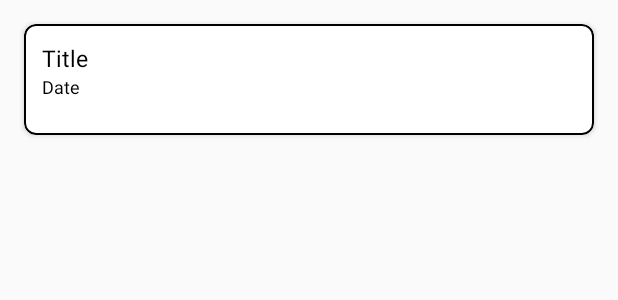
After one commit to mohamed-shaar/NewsHub, an Android app: the layout item_news.xml on its own in the app's theme, with its tools: preview values and no code run, on a phone screen of 412 x 824 dp. The commit adds this screen. Shown: the top 300 px of the screen. Run offline under Robolectric (Android 15) with nearby library versions, the phone set to English and light mode, and no system bars.

Commit message:
added recycler view for news items

```diff
--- a/app/build.gradle
+++ b/app/build.gradle
@@ -29,7 +29,10 @@ dependencies {
     implementation 'com.squareup.retrofit2:retrofit:2.6.2'
     implementation 'com.squareup.retrofit2:converter-gson:2.6.2'
     implementation 'com.android.support:design:28.0.0'
-    implementation 'androidx.legacy:legacy-support-v4:1.0.0'
+    implementation 'com.google.android.material:material:1.0.0'
+    implementation 'androidx.recyclerview:recyclerview:1.0.0'
+    implementation 'com.squareup.picasso:picasso:2.71828'
+    implementation 'com.github.bumptech.glide:glide:4.9.0'
     testImplementation 'junit:junit:4.12'
     androidTestImplementation 'androidx.test.ext:junit:1.1.1'
     androidTestImplementation 'androidx.test.espresso:espresso-core:3.2.0'
--- /dev/null
+++ b/app/src/main/res/layout/item_news.xml
@@ -0,0 +1,48 @@
+<?xml version="1.0" encoding="utf-8"?>
+<com.google.android.material.card.MaterialCardView xmlns:android="http://schemas.android.com/apk/res/android"
+    xmlns:app="http://schemas.android.com/apk/res-auto"
+    android:layout_width="match_parent"
+    android:layout_height="wrap_content"
+    android:layout_margin="16dp"
+    app:cardCornerRadius="8dp"
+    app:strokeColor="@color/black"
+    app:strokeWidth="1dp">
+
+    <RelativeLayout
+        android:layout_width="match_parent"
+        android:layout_height="match_parent"
+        android:padding="12dp">
+
+        <TextView
+            android:id="@+id/tv_news_title"
+            android:layout_width="wrap_content"
+            android:layout_height="wrap_content"
+            android:layout_alignParentStart="true"
+            android:layout_alignParentTop="true"
+            android:layout_toStartOf="@+id/iv_news"
+            android:text="@string/title"
+            android:textColor="@color/black"
+            android:textSize="15sp" />
+
+        <TextView
+            android:id="@+id/tv_news_date"
+            android:layout_width="wrap_content"
+            android:layout_height="wrap_content"
+            android:layout_below="@+id/tv_news_title"
+            android:layout_alignParentStart="true"
+            android:layout_toStartOf="@id/iv_news"
+            android:text="@string/date"
+            android:textColor="@color/black"
+            android:textSize="12sp" />
+
+        <ImageView
+            android:id="@+id/iv_news"
+            android:layout_width="50dp"
+            android:layout_height="50dp"
+            android:layout_alignParentEnd="true"
+            android:contentDescription="@string/an_image_included_with_the_news_article" />
+
+
+    </RelativeLayout>
+
+</com.google.android.material.card.MaterialCardView>
--- a/app/src/main/res/values/colors.xml
+++ b/app/src/main/res/values/colors.xml
@@ -3,4 +3,5 @@
     <color name="colorPrimary">#0289B2</color>
     <color name="colorPrimaryDark">#E0E0E0</color>
     <color name="colorAccent">#D81B60</color>
+    <color name="black">#000000</color>
 </resources>
--- a/app/src/main/res/values/strings.xml
+++ b/app/src/main/res/values/strings.xml
@@ -6,4 +6,16 @@
 
     <!-- TODO: Remove or change this placeholder text -->
     <string name="hello_blank_fragment">Hello blank fragment</string>
+    <string name="title">Title</string>
+    <string name="an_image_included_with_the_news_article">An image included with the news article</string>
+    <string name="date">Date</string>
+    <string-array name="category">
+        <item>business</item>
+        <item>entertainment</item>
+        <item>general</item>
+        <item>health</item>
+        <item>science</item>
+        <item>sports</item>
+        <item>technology</item>
+    </string-array>
 </resources>
```
Also changed, not shown: app/src/main/java/com/example/newshub/MainActivity.java (+8 -8 lines), app/src/main/java/com/example/newshub/adapter/NewsAdapter.java (added, +74 -0 lines), app/src/main/java/com/example/newshub/fragments/NewsFragment.java (+94 -3 lines), app/src/main/res/layout/fragment_news.xml (+18 -5 lines).
